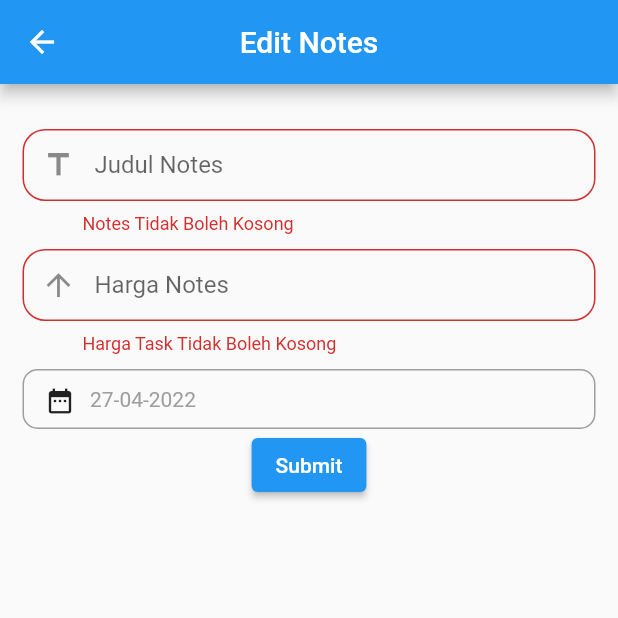
After one commit to Hayolox/moneyku, a Flutter app: the EditNotesScreen screen opened directly, after a tap on "Submit", on a phone screen of 412 x 824 dp, the top half of it. The commit adds this screen. Run offline on Flutter 3.47's test engine with Material 2 defaults, Android fonts, the light colour scheme and no system bars; our stand-ins replace awesome_dialog, delayed_display, email_validator, google_fonts, lottie; missing offline and left inert: transition; network calls fail.

Commit message:
add edit task

```diff
--- /dev/null
+++ b/lib/screen/notes/edit_task_screen.dart
@@ -0,0 +1,139 @@
+import 'package:flutter/material.dart';
+import 'package:flutter/services.dart';
+import 'package:intl/intl.dart';
+import 'package:moneyku/screen/notes/formater_screen.dart';
+import 'package:moneyku/screen/notes/notes_view_model.dart';
+import 'package:provider/provider.dart';
+
+class EditNotesScreen extends StatelessWidget {
+  EditNotesScreen({Key? key}) : super(key: key);
+  final _formKey = GlobalKey<FormState>();
+
+  @override
+  Widget build(BuildContext context) {
+    return SafeArea(
+      child: Scaffold(
+        appBar: AppBar(
+          title: const Text('Edit Notes'),
+          centerTitle: true,
+        ),
+        body: Container(
+          padding: const EdgeInsets.only(right: 15, left: 15, top: 30),
+          child: Form(
+              key: _formKey,
+              child: Consumer<NotesViewModel>(
+                builder: (context, value, child) {
+                  return Column(
+                    children: [
+                      TextFormField(
+                          keyboardType: TextInputType.emailAddress,
+                          textInputAction: TextInputAction.next,
+                          decoration: const InputDecoration(
+                            floatingLabelStyle: TextStyle(color: Colors.green),
+                            border: OutlineInputBorder(
+                              borderRadius:
+                                  BorderRadius.all(Radius.circular(15)),
+                            ),
+                            contentPadding: EdgeInsets.only(left: 40),
+                            prefixIcon: Icon(
+                              Icons.title,
+                            ),
+                            labelText: 'Judul Notes',
+                            hintText: 'Edit Judul Notes',
+                          ),
+                          validator: (value) {
+                            if (value == null || value.isEmpty) {
+                              return 'Notes Tidak Boleh Kosong';
+                            }
+                            return null;
+                          }),
+                      const SizedBox(
+                        height: 10,
+                      ),
+                      TextFormField(
+                          keyboardType: TextInputType.number,
+                          textInputAction: TextInputAction.next,
+                          inputFormatters: [
+                            FilteringTextInputFormatter.digitsOnly,
+                            CurrencyPtBrInputFormatter()
+                          ],
+                          decoration: const InputDecoration(
+                            floatingLabelStyle: TextStyle(color: Colors.green),
+                            border: OutlineInputBorder(
+                              borderRadius:
+                                  BorderRadius.all(Radius.circular(15)),
+                            ),
+                            contentPadding: EdgeInsets.only(left: 40),
+                            prefixIcon: Icon(
+                              Icons.arrow_upward,
+                            ),
+                            labelText: 'Harga Notes',
+                            hintText: 'Edit Harga Notes',
+                          ),
+                          validator: (value) {
+                            if (value == null || value.isEmpty) {
+                              return 'Harga Task Tidak Boleh Kosong';
+                            }
+                            return null;
+                          }),
+                      const SizedBox(
+                        height: 10,
+                      ),
+                      GestureDetector(
+                        onTap: () async {
+                          value.showDate(context);
+                        },
+                        child: Container(
+                          padding: const EdgeInsets.symmetric(
+                            horizontal: 10,
+                            vertical: 10,
+                          ),
+                          height: 40,
+                          width: double.infinity,
+                          decoration: BoxDecoration(
+                            border: Border.all(
+                              color: Colors.grey,
+                            ),
+                            borderRadius: BorderRadius.circular(10),
+                          ),
+                          child: Row(
+                            children: [
+                              const SizedBox(
+                                width: 4,
+                              ),
+                              const Icon(
+                                Icons.date_range,
+                                size: 20,
+                              ),
+                              const SizedBox(
+                                width: 10,
+                              ),
+                              Text(
+                                DateFormat('dd-MM-yyy').format(value.dueDate),
+                                style: const TextStyle(
+                                  color: Colors.grey,
+                                ),
+                              ),
+                            ],
+                          ),
+                        ),
+                      ),
+                      Center(
+                          child: ElevatedButton(
+                        onPressed: () {
+                          if (_formKey.currentState!.validate()) {
+                            _formKey.currentState!.save();
+                            print(value.currenDate);
+                          }
+                        },
+                        child: const Text('Submit'),
+                      ))
+                    ],
+                  );
+                },
+              )),
+        ),
+      ),
+    );
+  }
+}
--- a/lib/screen/notes/notes_screen.dart
+++ b/lib/screen/notes/notes_screen.dart
@@ -1,6 +1,7 @@
 import 'package:flutter/material.dart';
 import 'package:moneyku/screen/notes/add_%20expenditure_screen.dart';
 import 'package:moneyku/screen/notes/add_income_screen.dart';
+import 'package:moneyku/screen/notes/edit_task_screen.dart';
 import 'package:moneyku/theme.dart';
 import 'package:transition/transition.dart';
 
@@ -22,6 +23,14 @@ class NoteScreen extends StatelessWidget {
                   return Card(
                     shadowColor: Colors.black,
                     child: ListTile(
+                      onTap: () {
+                        Navigator.push(
+                          context,
+                          Transition(
+                              child: EditNotesScreen(),
+                              transitionEffect: TransitionEffect.RIGHT_TO_LEFT),
+                        );
+                      },
                       title: Text(
                         'Diesnatalis Universita Palangkaraya 3x5',
                         style: primaryTextStyle.copyWith(),
@@ -74,6 +83,14 @@ class NoteScreen extends StatelessWidget {
                   return Card(
                     shadowColor: Colors.black,
                     child: ListTile(
+                      onTap: () {
+                        Navigator.push(
+                          context,
+                          Transition(
+                              child: EditNotesScreen(),
+                              transitionEffect: TransitionEffect.RIGHT_TO_LEFT),
+                        );
+                      },
                       title: Text(
                         'Diesnatalis Universita Palangkaraya 3x5',
                         style: primaryTextStyle.copyWith(),
```
